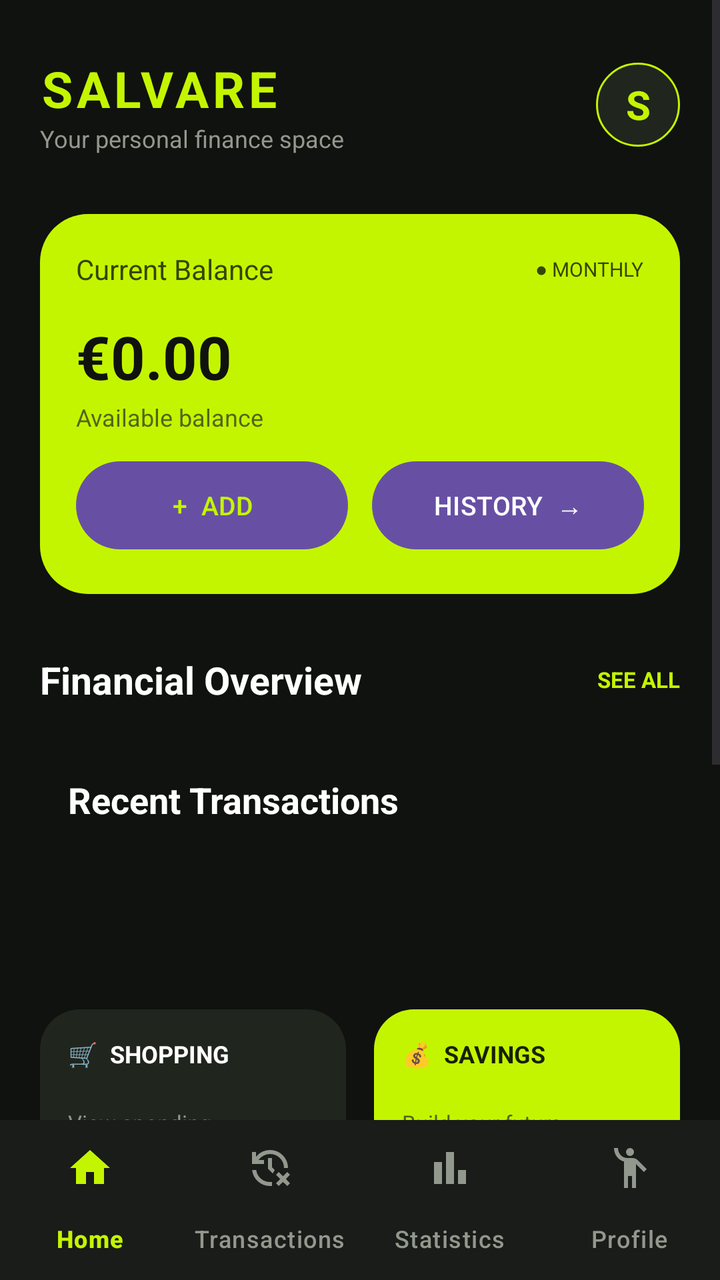
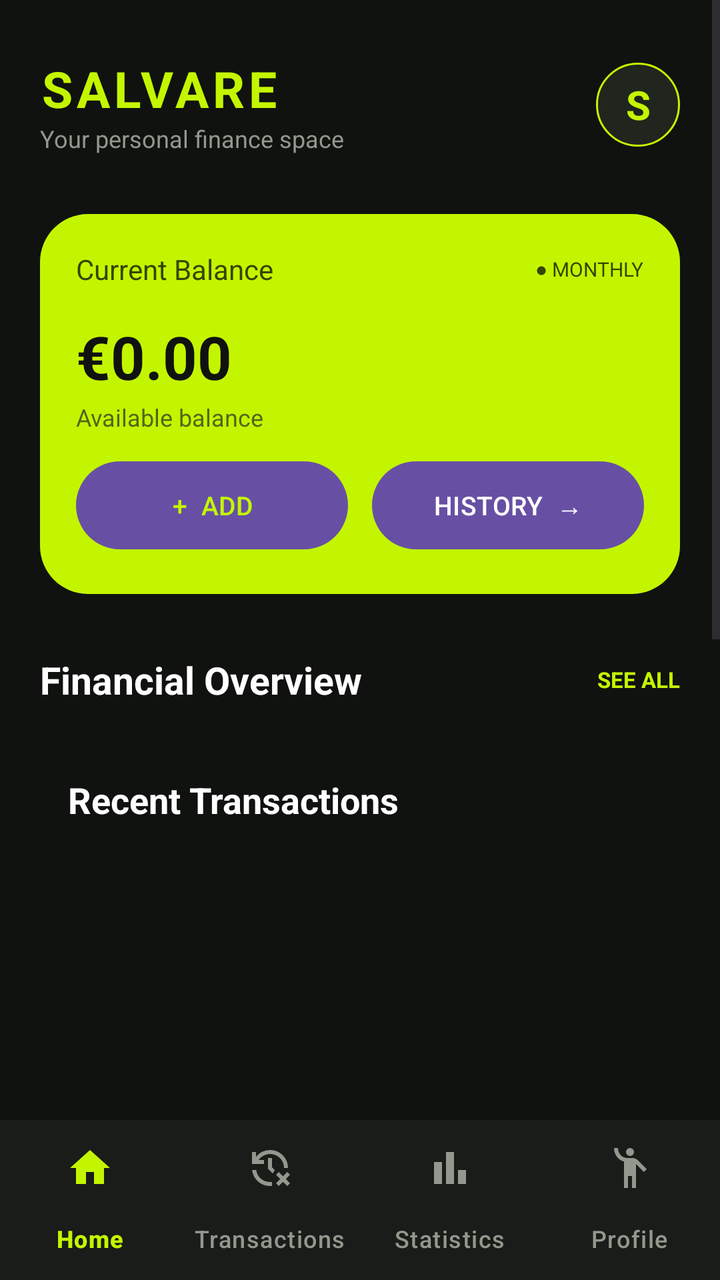

The first picture is an Android layout as it rendered before a commit; the second is the same layout after the commit. The layout source and the unified diff follow.
<!-- AndroidManifest.xml: application theme Theme.SALVAre -->
<!-- res/layout/activity_main.xml -->
<?xml version="1.0" encoding="utf-8"?>
<LinearLayout
    xmlns:android="http://schemas.android.com/apk/res/android"
    xmlns:app="http://schemas.android.com/apk/res-auto"
    android:layout_width="match_parent"
    android:layout_height="match_parent"
    android:orientation="vertical"
    android:background="#10120F">

    
    <ScrollView
        android:layout_width="match_parent"
        android:layout_height="0dp"
        android:layout_weight="1"
        android:background="#10120F"
        android:fillViewport="true">

        <LinearLayout
            android:layout_width="match_parent"
            android:layout_height="wrap_content"
            android:orientation="vertical"
            android:padding="20dp">

            
            <LinearLayout
                android:layout_width="match_parent"
                android:layout_height="65dp"
                android:gravity="center_vertical"
                android:orientation="horizontal">

                <LinearLayout
                    android:layout_width="0dp"
                    android:layout_height="wrap_content"
                    android:layout_weight="1"
                    android:orientation="vertical">

                    <TextView
                        android:layout_width="wrap_content"
                        android:layout_height="wrap_content"
                        android:text="SALVARE"
                        android:textColor="#C4F500"
                        android:textSize="25sp"
                        android:textStyle="bold"
                        android:letterSpacing="0.08" />

                    <TextView
                        android:layout_width="wrap_content"
                        android:layout_height="wrap_content"
                        android:text="Your personal finance space"
                        android:textColor="#92988D"
                        android:textSize="12sp" />

                </LinearLayout>

                <TextView
                    android:layout_width="42dp"
                    android:layout_height="42dp"
                    android:background="@drawable/bg_avatar"
                    android:gravity="center"
                    android:text="S"
                    android:textColor="#C4F500"
                    android:textSize="20sp"
                    android:textStyle="bold" />

            </LinearLayout>

            
            <LinearLayout
                android:layout_width="match_parent"
                android:layout_height="wrap_content"
                android:minHeight="190dp"
                android:layout_marginTop="22dp"
                android:background="@drawable/bg_balance_card"
                android:orientation="vertical"
                android:padding="18dp">

                <LinearLayout
                    android:layout_width="match_parent"
                    android:layout_height="wrap_content"
                    android:gravity="center_vertical"
                    android:orientation="horizontal">

                    <TextView
                        android:layout_width="0dp"
                        android:layout_height="wrap_content"
                        android:layout_weight="1"
                        android:text="Current Balance"
                        android:textColor="#354500"
                        android:textSize="14sp" />

                    <TextView
                        android:layout_width="wrap_content"
                        android:layout_height="wrap_content"
                        android:text="● MONTHLY"
                        android:textColor="#354500"
                        android:textSize="10sp" />

                </LinearLayout>

                <TextView
                    android:id="@+id/balanceText"
                    android:layout_width="match_parent"
                    android:layout_height="wrap_content"
                    android:layout_marginTop="14dp"
                    android:text="€0.00"
                    android:textColor="#10120F"
                    android:textSize="30sp"
                    android:textStyle="bold"
                    android:singleLine="true"
                    android:autoSizeTextType="uniform"
                    android:autoSizeMinTextSize="21sp"
                    android:autoSizeMaxTextSize="30sp"
                    android:autoSizeStepGranularity="1sp" />

                <TextView
                    android:layout_width="wrap_content"
                    android:layout_height="wrap_content"
                    android:layout_marginTop="2dp"
                    android:text="Available balance"
                    android:textColor="#53651A"
                    android:textSize="12sp" />

                
                <LinearLayout
                    android:layout_width="match_parent"
                    android:layout_height="44dp"
                    android:layout_marginTop="14dp"
                    android:orientation="horizontal">

                    <Button
                        android:id="@+id/addButton"
                        android:layout_width="0dp"
                        android:layout_height="match_parent"
                        android:layout_weight="1"
                        android:layout_marginEnd="6dp"
                        android:background="@drawable/bg_dark_button"
                        android:text="+  ADD"
                        android:textAllCaps="false"
                        android:textColor="#C4F500"
                        android:textSize="13sp"
                        android:minHeight="0dp"
                        android:padding="0dp" />

                    <Button
                        android:id="@+id/historyButton"
                        android:layout_width="0dp"
                        android:layout_height="match_parent"
                        android:layout_weight="1"
                        android:layout_marginStart="6dp"
                        android:background="@drawable/bg_dark_button"
                        android:text="HISTORY  →"
                        android:textAllCaps="false"
                        android:textColor="#FFFFFF"
                        android:textSize="13sp"
                        android:minHeight="0dp"
                        android:padding="0dp" />

                </LinearLayout>

            </LinearLayout>

            
            <LinearLayout
                android:layout_width="match_parent"
                android:layout_height="wrap_content"
                android:layout_marginTop="30dp"
                android:gravity="center_vertical"
                android:orientation="horizontal">

                <TextView
                    android:layout_width="0dp"
                    android:layout_height="wrap_content"
                    android:layout_weight="1"
                    android:text="Financial Overview"
                    android:textColor="#FFFFFF"
                    android:textSize="19sp"
                    android:textStyle="bold" />

                <TextView
                    android:layout_width="wrap_content"
                    android:layout_height="wrap_content"
                    android:text="SEE ALL"
                    android:textColor="#C4F500"
                    android:textSize="11sp"
                    android:textStyle="bold" />

            </LinearLayout>

            
            <LinearLayout
                android:layout_width="match_parent"
                android:layout_height="wrap_content"
                android:layout_marginTop="15dp"
                android:orientation="horizontal">

                
                <LinearLayout
                    android:layout_width="0dp"
                    android:layout_height="125dp"
                    android:layout_weight="1"
                    android:layout_marginEnd="7dp"
                    android:background="@drawable/bg_dark_card"
                    android:orientation="vertical"
                    android:padding="14dp">

                    <TextView
                        android:layout_width="wrap_content"
                        android:layout_height="wrap_content"
                        android:text="↗  INCOME"
                        android:textColor="#C4F500"
                        android:textSize="12sp"
                        android:textStyle="bold" />

                    <TextView
                        android:id="@+id/incomeText"
                        android:layout_width="match_parent"
                        android:layout_height="wrap_content"
                        android:layout_marginTop="18dp"
                        android:text="€0.00"
                        android:textColor="#FFFFFF"
                        android:textSize="18sp"
                        android:textStyle="bold"
                        android:singleLine="true"
                        android:autoSizeTextType="uniform"
                        android:autoSizeMinTextSize="14sp"
                        android:autoSizeMaxTextSize="18sp"
                        android:autoSizeStepGranularity="1sp" />

                    <TextView
                        android:layout_width="wrap_content"
                        android:layout_height="wrap_content"
                        android:text="Money received"
                        android:textColor="#92988D"
                        android:textSize="11sp" />

                </LinearLayout>

                
                <LinearLayout
                    android:layout_width="0dp"
                    android:layout_height="125dp"
                    android:layout_weight="1"
                    android:layout_marginStart="7dp"
                    android:background="@drawable/bg_dark_card"
                    android:orientation="vertical"
                    android:padding="14dp">

                    <TextView
                        android:layout_width="wrap_content"
                        android:layout_height="wrap_content"
                        android:text="↘  EXPENSES"
                        android:textColor="#FF8277"
                        android:textSize="12sp"
                        android:textStyle="bold" />

                    <TextView
                        android:id="@+id/expenseText"
                        android:layout_width="match_parent"
                        android:layout_height="wrap_content"
                        android:layout_marginTop="18dp"
                        android:text="€0.00"
                        android:textColor="#FFFFFF"
                        android:textSize="18sp"
                        android:textStyle="bold"
                        android:singleLine="true"
                        android:autoSizeTextType="uniform"
                        android:autoSizeMinTextSize="14sp"
                        android:autoSizeMaxTextSize="18sp"
                        android:autoSizeStepGranularity="1sp" />

                    <TextView
                        android:layout_width="wrap_content"
                        android:layout_height="wrap_content"
                        android:text="Money spent"
                        android:textColor="#92988D"
                        android:textSize="11sp" />

                </LinearLayout>

                <LinearLayout
                    android:layout_width="match_parent"
                    android:layout_height="wrap_content"
                    android:orientation="vertical"
                    android:layout_marginTop="20dp">

                    <TextView
                        android:layout_width="match_parent"
                        android:layout_height="wrap_content"
                        android:text="Recent Transactions"
                        android:textColor="#FFFFFF"
                        android:textSize="18sp"
                        android:textStyle="bold"
                        android:layout_marginBottom="12dp" />

                    <LinearLayout
                        android:id="@+id/recentTransactionsContainer"
                        android:layout_width="match_parent"
                        android:layout_height="wrap_content"
                        android:orientation="vertical" />

                </LinearLayout>




            </LinearLayout>

            
            <LinearLayout
                android:layout_width="match_parent"
                android:layout_height="wrap_content"
                android:layout_marginTop="12dp"
                android:orientation="horizontal">

                
                <LinearLayout
                    android:layout_width="0dp"
                    android:layout_height="115dp"
                    android:layout_weight="1"
                    android:layout_marginEnd="7dp"
                    android:background="@drawable/bg_dark_card"
                    android:orientation="vertical"
                    android:padding="14dp">

                    <TextView
                        android:layout_width="wrap_content"
                        android:layout_height="wrap_content"
                        android:text="🛒  SHOPPING"
                        android:textColor="#FFFFFF"
                        android:textSize="12sp"
                        android:textStyle="bold" />

                    <TextView
                        android:layout_width="wrap_content"
                        android:layout_height="wrap_content"
                        android:layout_marginTop="19dp"
                        android:text="View spending"
                        android:textColor="#92988D"
                        android:textSize="11sp" />

                </LinearLayout>

                
                <LinearLayout
                    android:layout_width="0dp"
                    android:layout_height="115dp"
                    android:layout_weight="1"
                    android:layout_marginStart="7dp"
                    android:background="@drawable/bg_lime_card"
                    android:orientation="vertical"
                    android:padding="14dp">

                    <TextView
                        android:layout_width="wrap_content"
                        android:layout_height="wrap_content"
                        android:text="💰  SAVINGS"
                        android:textColor="#182000"
                        android:textSize="12sp"
                        android:textStyle="bold" />

                    <TextView
                        android:layout_width="wrap_content"
                        android:layout_height="wrap_content"
                        android:layout_marginTop="19dp"
                        android:text="Build your future"
                        android:textColor="#53651A"
                        android:textSize="11sp" />

                </LinearLayout>

            </LinearLayout>

            
            <LinearLayout
                android:layout_width="match_parent"
                android:layout_height="wrap_content"
                android:layout_marginTop="12dp"
                android:orientation="horizontal">

                
                <LinearLayout
                    android:layout_width="0dp"
                    android:layout_height="115dp"
                    android:layout_weight="1"
                    android:layout_marginEnd="7dp"
                    android:background="@drawable/bg_dark_card"
                    android:orientation="vertical"
                    android:padding="14dp">

                    <TextView
                        android:layout_width="wrap_content"
                        android:layout_height="wrap_content"
                        android:text="🚗  TRANSPORT"
                        android:textColor="#FFFFFF"
                        android:textSize="12sp"
                        android:textStyle="bold" />

                    <TextView
                        android:layout_width="wrap_content"
                        android:layout_height="wrap_content"
                        android:layout_marginTop="19dp"
                        android:text="Travel expenses"
                        android:textColor="#92988D"
                        android:textSize="11sp" />

                </LinearLayout>

                
                <LinearLayout
                    android:layout_width="0dp"
                    android:layout_height="115dp"
                    android:layout_weight="1"
                    android:layout_marginStart="7dp"
                    android:background="@drawable/bg_dark_card"
                    android:orientation="vertical"
                    android:padding="14dp">

                    <TextView
                        android:layout_width="wrap_content"
                        android:layout_height="wrap_content"
                        android:text="🏠  BILLS"
                        android:textColor="#FFFFFF"
                        android:textSize="12sp"
                        android:textStyle="bold" />

                    <TextView
                        android:layout_width="wrap_content"
                        android:layout_height="wrap_content"
                        android:layout_marginTop="19dp"
                        android:text="Monthly payments"
                        android:textColor="#92988D"
                        android:textSize="11sp" />

                </LinearLayout>

            </LinearLayout>

            
            <TextView
                android:layout_width="match_parent"
                android:layout_height="wrap_content"
                android:layout_marginTop="25dp"
                android:layout_marginBottom="15dp"
                android:gravity="center"
                android:text="SALVARE  •  SAVE SMARTER, LIVE BETTER"
                android:textColor="#697267"
                android:textSize="10sp"
                android:letterSpacing="0.08" />

        </LinearLayout>

    </ScrollView>

    
    <com.google.android.material.bottomnavigation.BottomNavigationView
        android:id="@+id/bottomNavigation"
        android:layout_width="match_parent"
        android:layout_height="wrap_content"
        android:background="#191C18"
        app:itemIconTint="@color/nav_item_color"
        app:itemTextColor="@color/nav_item_color"
        app:labelVisibilityMode="labeled"
        app:menu="@menu/bottom_nav_menu" />

</LinearLayout>
<!-- resources referenced by this layout -->
<resources>
  <!-- drawable bg_avatar (drawable) -->
  <?xml version="1.0" encoding="utf-8"?>
  <shape xmlns:android="http://schemas.android.com/apk/res/android">
      <solid android:color="#20251E"/>
      <corners android:radius="50dp"/>
      <stroke
          android:width="1dp"
          android:color="#C4F500"/>
  </shape>
  <!-- drawable bg_balance_card (drawable) -->
  <?xml version="1.0" encoding="utf-8"?>
  <shape xmlns:android="http://schemas.android.com/apk/res/android">
      <solid android:color="#C4F500"/>
      <corners android:radius="24dp"/>
  </shape>
  <!-- drawable bg_dark_button (drawable) -->
  <?xml version="1.0" encoding="utf-8"?>
  <shape xmlns:android="http://schemas.android.com/apk/res/android">
      <solid android:color="#171D13"/>
      <corners android:radius="30dp"/>
  </shape>
  <!-- drawable bg_dark_card (drawable) -->
  <?xml version="1.0" encoding="utf-8"?>
  <shape xmlns:android="http://schemas.android.com/apk/res/android">
      <solid android:color="#20251E"/>
      <corners android:radius="20dp"/>
  </shape>
  <!-- drawable bg_lime_card (drawable) -->
  <?xml version="1.0" encoding="utf-8"?>
  <shape xmlns:android="http://schemas.android.com/apk/res/android">
      <solid android:color="#C4F500"/>
      <corners android:radius="20dp"/>
  </shape>
  <style name="Theme.SALVAre" parent="Base.Theme.SALVAre" />
  <style name="Base.Theme.SALVAre" parent="Theme.Material3.DayNight.NoActionBar">
          
          
      </style>
</resources>

<!-- the commit's change to res/layout/activity_main.xml (unified diff, before → after) -->
@@ -276,6 +276,8 @@
                         android:textSize="11sp" />
 
                 </LinearLayout>
+                
+
 
                 <LinearLayout
                     android:layout_width="match_parent"
@@ -299,6 +301,14 @@
                         android:orientation="vertical" />
 
                 </LinearLayout>
+
+                <com.github.mikephil.charting.charts.BarChart
+                    android:id="@+id/weeklySpendingChart"
+                    android:layout_width="match_parent"
+                    android:layout_height="250dp"
+                    android:layout_marginTop="16dp"
+                    android:layout_marginBottom="20dp" />
+
 
 
 
